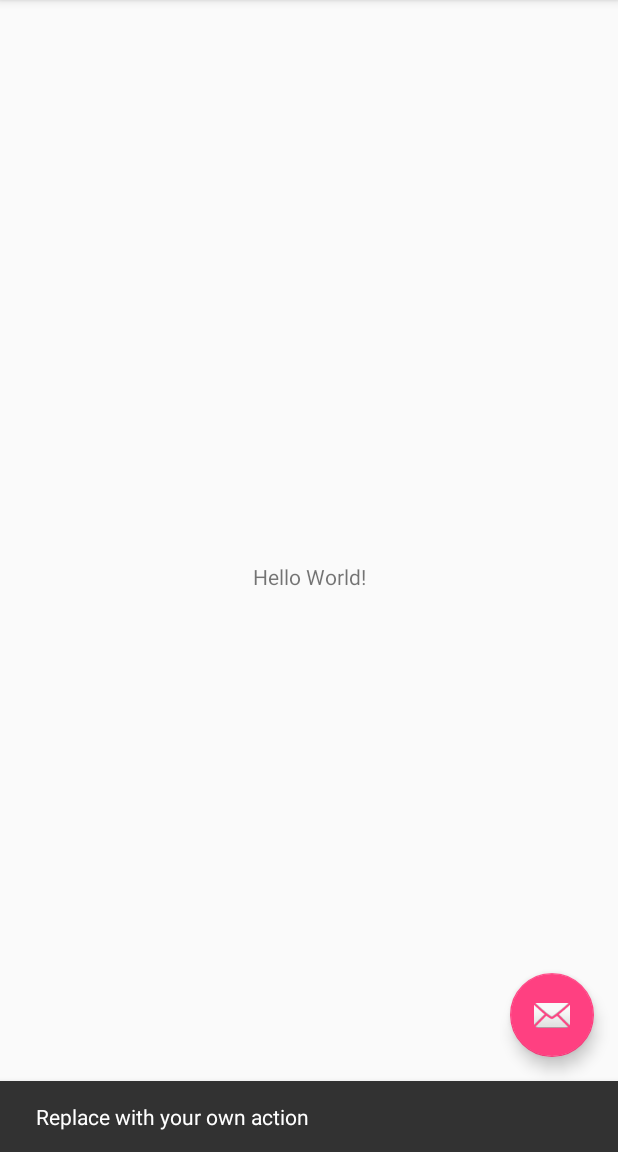
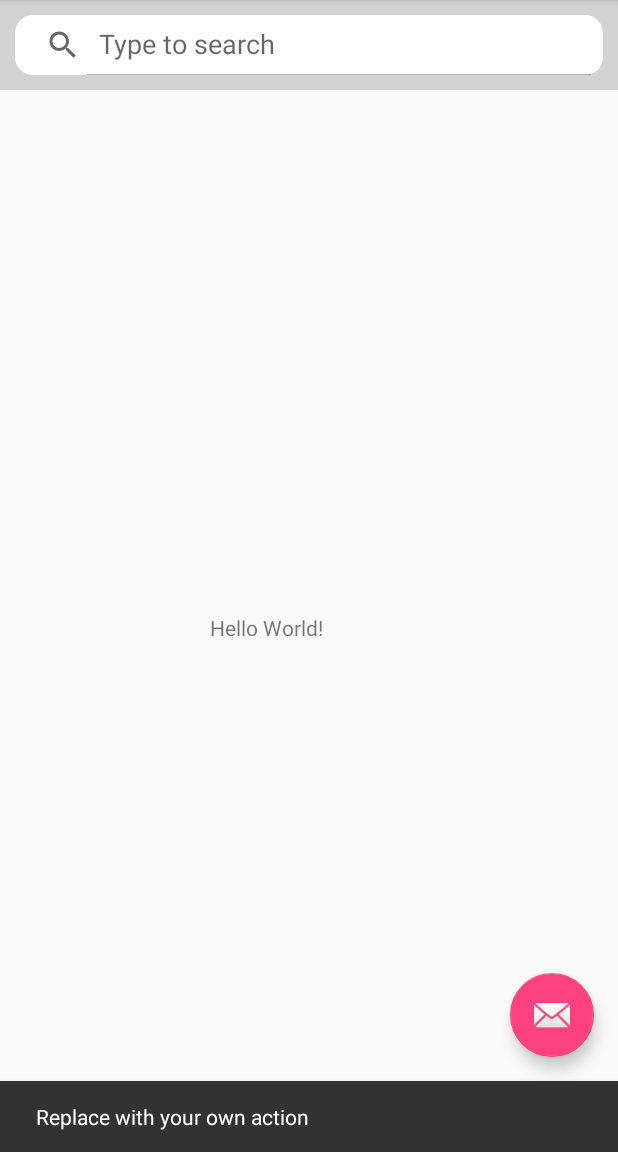
Before and after one commit to PrafullPandey/ImageSearch, an Android app: the screen it shows after launch (MainActivity), after a tap on an icon or button, on a phone screen of 412 x 824 dp, the part 84-1236 px from its top. Run offline under Robolectric (Android 15) with nearby library versions, the phone set to English and light mode, and no system bars; 2 statements that could not run were skipped.

Commit message:
searchView Implemented to get desired search Results

```diff
--- a/app/src/main/AndroidManifest.xml
+++ b/app/src/main/AndroidManifest.xml
@@ -12,7 +12,7 @@
         android:supportsRtl="true"
         android:theme="@style/AppTheme">
         <activity
-            android:name=".MainActivity"
+            android:name=".Activities.MainActivity"
             android:label="@string/app_name"
             android:theme="@style/AppTheme.NoActionBar">
             <intent-filter>
--- a/app/src/main/java/com/vaio/p2/appstreetsubmission/MainActivity.java
+++ b/app/src/main/java/com/vaio/p2/appstreetsubmission/Activities/MainActivity.java
@@ -1,9 +1,10 @@
-package com.vaio.p2.appstreetsubmission;
+package com.vaio.p2.appstreetsubmission.Activities;
 
 import android.os.Bundle;
 import android.support.design.widget.FloatingActionButton;
 import android.support.design.widget.Snackbar;
 import android.support.v7.app.AppCompatActivity;
+import android.support.v7.widget.SearchView;
 import android.support.v7.widget.Toolbar;
 import android.util.Log;
 import android.view.View;
@@ -13,6 +14,7 @@ import android.widget.TextView;
 
 import com.vaio.p2.appstreetsubmission.Network.Response.SearchResponse;
 import com.vaio.p2.appstreetsubmission.Network.RestAPI;
+import com.vaio.p2.appstreetsubmission.R;
 import com.vaio.p2.appstreetsubmission.Utilities.Constants;
 
 import retrofit2.Call;
@@ -23,7 +25,10 @@ public class MainActivity extends AppCompatActivity {
 
     private static final String TAG = "MainActivity";
 
+    private int page =1;
+
     private TextView result ;
+    private SearchView searchView ;
 
     @Override
     protected void onCreate(Bundle savedInstanceState) {
@@ -32,18 +37,40 @@ public class MainActivity extends AppCompatActivity {
         Toolbar toolbar = (Toolbar) findViewById(R.id.toolbar);
         setSupportActionBar(toolbar);
 
+        initializeView();
+
         FloatingActionButton fab = (FloatingActionButton) findViewById(R.id.fab);
         fab.setOnClickListener(new View.OnClickListener() {
             @Override
             public void onClick(View view) {
                 Snackbar.make(view, "Replace with your own action", Snackbar.LENGTH_LONG)
                         .setAction("Action", null).show();
-                getData();
+
             }
         });
 
+        searchView.setOnQueryTextListener(new SearchView.OnQueryTextListener() {
+            @Override
+            public boolean onQueryTextSubmit(String s) {
+                getData(s);
+                return false ;
+            }
+
+            @Override
+            public boolean onQueryTextChange(String s) {
+                return false;
+            }
+        });
+
+    }
+
+    private void initializeView() {
+        searchView = (SearchView)findViewById(R.id.searchImage);
         result = (TextView)findViewById(R.id.results);
-        RestAPI.getAppService().getSearchResult(Constants.ACCESS_KEY ,"office" ,1).enqueue(new Callback<SearchResponse>() {
+    }
+
+    private void getData(String query) {
+        RestAPI.getAppService().getSearchResult(Constants.ACCESS_KEY ,query ,page).enqueue(new Callback<SearchResponse>() {
             @Override
             public void onResponse(Call<SearchResponse> call, Response<SearchResponse> response) {
                 if(response.body()!=null) {
@@ -57,12 +84,6 @@ public class MainActivity extends AppCompatActivity {
                 Log.e(TAG, "onFailure: "+t.getMessage());
             }
         });
-
-    }
-
-    private void getData() {
-
-
     }
 
     @Override
--- /dev/null
+++ b/app/src/main/res/drawable/search_bg.xml
@@ -0,0 +1,20 @@
+<?xml version="1.0" encoding="utf-8"?>
+<layer-list xmlns:android="http://schemas.android.com/apk/res/android">
+    <item>
+        <shape xmlns:android="http://schemas.android.com/apk/res/android" android:shape="rectangle">
+            <corners
+                android:bottomLeftRadius="12dp"
+                android:bottomRightRadius="12dp"
+                android:topLeftRadius="12dp"
+                android:topRightRadius="12dp">
+            </corners>
+            <solid android:color="@color/white">
+            </solid>
+            <size
+                android:width="200sp"
+                android:height="40sp"
+                />
+        </shape>
+    </item>
+
+</layer-list>
--- a/app/src/main/res/layout/activity_main.xml
+++ b/app/src/main/res/layout/activity_main.xml
@@ -4,7 +4,7 @@
     xmlns:tools="http://schemas.android.com/tools"
     android:layout_width="match_parent"
     android:layout_height="match_parent"
-    tools:context="com.vaio.p2.appstreetsubmission.MainActivity">
+    tools:context="com.vaio.p2.appstreetsubmission.Activities.MainActivity">
 
     <android.support.design.widget.AppBarLayout
         android:layout_width="match_parent"
--- a/app/src/main/res/layout/content_main.xml
+++ b/app/src/main/res/layout/content_main.xml
@@ -5,17 +5,44 @@
     android:layout_width="match_parent"
     android:layout_height="match_parent"
     app:layout_behavior="@string/appbar_scrolling_view_behavior"
-    tools:context="com.vaio.p2.appstreetsubmission.MainActivity"
+    tools:context="com.vaio.p2.appstreetsubmission.Activities.MainActivity"
     tools:showIn="@layout/activity_main">
+
+    <LinearLayout
+        android:id="@+id/linearLayout"
+        android:layout_width="match_parent"
+        android:layout_height="wrap_content"
+        android:background="@color/grey"
+        android:orientation="vertical"
+        android:padding="8dp">
+
+        <android.support.v7.widget.SearchView
+            android:id="@+id/search_search"
+            android:layout_width="match_parent"
+            android:layout_height="40dp"
+            android:layout_margin="2dp"
+            android:background="@drawable/search_bg"
+            android:backgroundTint="@color/white"
+            android:focusable="false"
+            android:focusableInTouchMode="false"
+            android:iconifiedByDefault="false"
+            android:queryBackground="@android:color/transparent"
+            android:queryHint="Search contacts"
+            app:defaultQueryHint="Type to search"
+            app:iconifiedByDefault="false"
+            app:queryHint="Type to search" />
+    </LinearLayout>
 
     <TextView
         android:id="@+id/results"
         android:layout_width="wrap_content"
         android:layout_height="wrap_content"
+        android:layout_marginTop="8dp"
         android:text="Hello World!"
         app:layout_constraintBottom_toBottomOf="parent"
+        app:layout_constraintHorizontal_bias="0.415"
         app:layout_constraintLeft_toLeftOf="parent"
         app:layout_constraintRight_toRightOf="parent"
-        app:layout_constraintTop_toTopOf="parent" />
+        app:layout_constraintTop_toBottomOf="@+id/linearLayout" />
 
 </android.support.constraint.ConstraintLayout>
--- a/app/src/main/res/menu/menu_main.xml
+++ b/app/src/main/res/menu/menu_main.xml
@@ -1,7 +1,7 @@
 <menu xmlns:android="http://schemas.android.com/apk/res/android"
     xmlns:app="http://schemas.android.com/apk/res-auto"
     xmlns:tools="http://schemas.android.com/tools"
-    tools:context="com.vaio.p2.appstreetsubmission.MainActivity">
+    tools:context="com.vaio.p2.appstreetsubmission.Activities.MainActivity">
     <item
         android:id="@+id/action_settings"
         android:orderInCategory="100"
--- a/app/src/main/res/values/colors.xml
+++ b/app/src/main/res/values/colors.xml
@@ -3,4 +3,7 @@
     <color name="colorPrimary">#3F51B5</color>
     <color name="colorPrimaryDark">#303F9F</color>
     <color name="colorAccent">#FF4081</color>
+
+    <color name="grey">#d3d3d3</color>
+    <color name="white">#ffffff</color>
 </resources>
```
